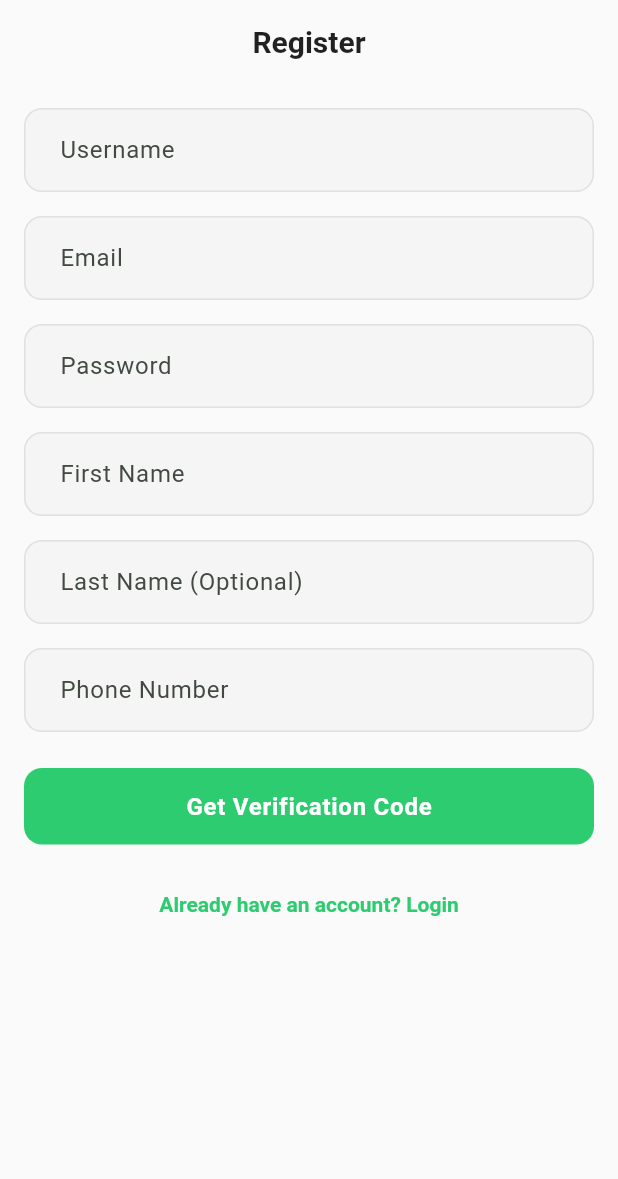
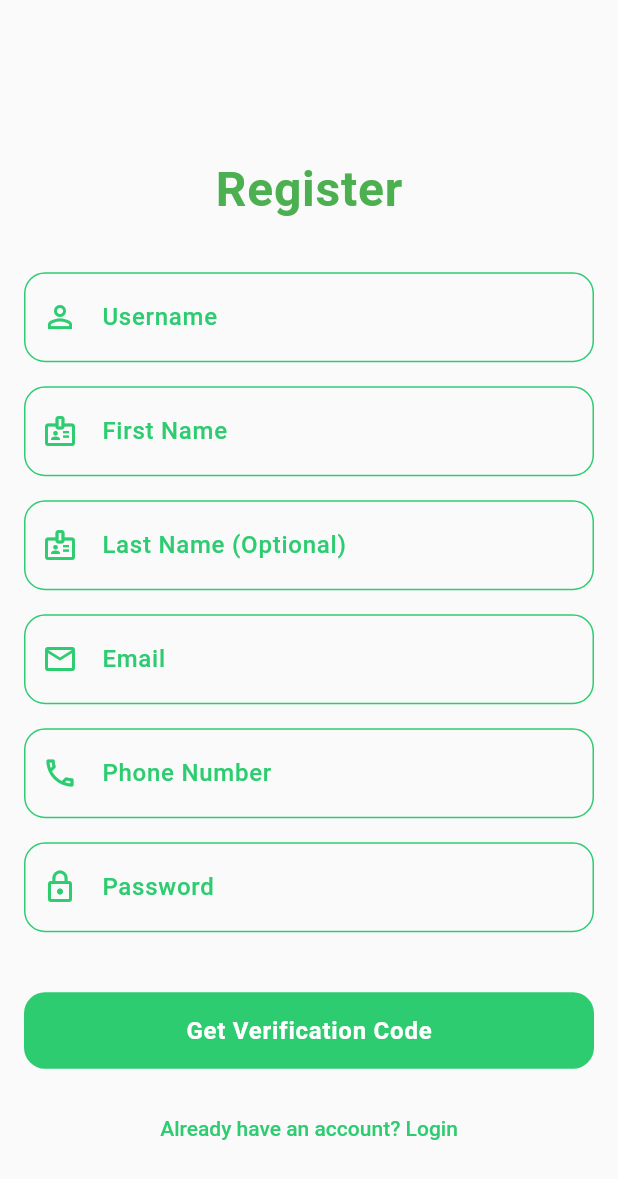
Before and after one commit to Force-Power-Infotech/bowlsace, a Flutter app: the RegisterScreen screen opened by its route, on a phone screen of 412 x 824 dp. Shown: the top 1179 px of the screen. Run offline on Flutter 3.47's test engine with Material 3 defaults, Android fonts, the light colour scheme and no system bars; our stand-ins replace connectivity_plus, flutter_secure_storage, get_it, shared_preferences; accounts and stored records are empty.

Commit message:
feat: Refactor RegisterScreen to improve UI with dynamic input decorations and enhanced layout

```diff
--- a/lib/ui/screens/auth/register_screen.dart
+++ b/lib/ui/screens/auth/register_screen.dart
@@ -2,6 +2,7 @@ import 'package:flutter/material.dart';
 import '../../../di/service_locator.dart';
 import '../../../repositories/auth_repository.dart';
 import '../../../api/api_error_handler.dart';
+import '../../theme/app_theme.dart';
 
 class RegisterScreen extends StatefulWidget {
   const RegisterScreen({super.key});
@@ -151,22 +152,69 @@ class _RegisterScreenState extends State<RegisterScreen> {
 
   @override
   Widget build(BuildContext context) {
+    final theme = Theme.of(context);
+  final accentColor = AppTheme.primaryGreen;
+    final isDark = theme.brightness == Brightness.dark;
+    InputDecoration _inputDecoration(String label, {String? hint, IconData? icon}) {
+      return InputDecoration(
+        labelText: label,
+        hintText: hint,
+        prefixIcon: icon != null ? Icon(icon, color: accentColor) : null,
+        filled: true,
+        fillColor: isDark ? Colors.grey[900] : Colors.grey[50],
+        labelStyle: TextStyle(color: accentColor, fontWeight: FontWeight.w500),
+        enabledBorder: OutlineInputBorder(
+          borderRadius: BorderRadius.circular(14),
+          borderSide: BorderSide(color: accentColor),
+        ),
+        focusedBorder: OutlineInputBorder(
+          borderRadius: BorderRadius.circular(14),
+          borderSide: BorderSide(color: accentColor, width: 2),
+        ),
+        errorBorder: OutlineInputBorder(
+          borderRadius: BorderRadius.circular(14),
+          borderSide: BorderSide(color: Colors.redAccent),
+        ),
+        focusedErrorBorder: OutlineInputBorder(
+          borderRadius: BorderRadius.circular(14),
+          borderSide: BorderSide(color: Colors.redAccent, width: 2),
+        ),
+        contentPadding: const EdgeInsets.symmetric(vertical: 18, horizontal: 16),
+      );
+    }
+
     return Scaffold(
       appBar: AppBar(
-        title: Text(_isPhoneVerificationStep ? 'Verify Phone' : 'Register'),
         automaticallyImplyLeading: false,
       ),
-      body: SingleChildScrollView(
+      body: Center(
+        child: SingleChildScrollView(
           padding: const EdgeInsets.all(16.0),
           child: Form(
             key: _formKey,
             child: Column(
               crossAxisAlignment: CrossAxisAlignment.stretch,
+              mainAxisSize: MainAxisSize.min,
               children: [
+                Padding(
+                  padding: const EdgeInsets.only(bottom: 32.0),
+                  child: FittedBox(
+                    fit: BoxFit.scaleDown,
+                    child: Text(
+                      _isPhoneVerificationStep ? 'Verify Phone' : 'Register',
+                      style: const TextStyle(
+                        color: Colors.green,
+                        fontSize: 32,
+                        fontWeight: FontWeight.bold,
+                        letterSpacing: 0.5,
+                      ),
+                    ),
+                  ),
+                ),
                 if (!_isPhoneVerificationStep) ...[
                   TextFormField(
                     controller: _usernameController,
-                  decoration: const InputDecoration(labelText: 'Username'),
+                    decoration: _inputDecoration('Username', icon: Icons.person_outline),
                     validator: (value) {
                       if (value == null || value.isEmpty) {
                         return 'Please enter a username';
@@ -176,8 +224,24 @@ class _RegisterScreenState extends State<RegisterScreen> {
                   ),
                   const SizedBox(height: 16),
                   TextFormField(
+                    controller: _firstNameController,
+                    decoration: _inputDecoration('First Name', icon: Icons.badge_outlined),
+                    validator: (value) {
+                      if (value == null || value.isEmpty) {
+                        return 'Please enter your first name';
+                      }
+                      return null;
+                    },
+                  ),
+                  const SizedBox(height: 16),
+                  TextFormField(
+                    controller: _lastNameController,
+                    decoration: _inputDecoration('Last Name (Optional)', icon: Icons.badge_outlined),
+                  ),
+                  const SizedBox(height: 16),
+                  TextFormField(
                     controller: _emailController,
-                  decoration: const InputDecoration(labelText: 'Email'),
+                    decoration: _inputDecoration('Email', icon: Icons.email_outlined),
                     keyboardType: TextInputType.emailAddress,
                     validator: (value) {
                       if (value == null || value.isEmpty) {
@@ -191,8 +255,20 @@ class _RegisterScreenState extends State<RegisterScreen> {
                   ),
                   const SizedBox(height: 16),
                   TextFormField(
+                    controller: _phoneController,
+                    decoration: _inputDecoration('Phone Number', hint: 'Enter your phone number', icon: Icons.phone_outlined),
+                    keyboardType: TextInputType.phone,
+                    validator: (value) {
+                      if (value == null || value.isEmpty) {
+                        return 'Please enter your phone number';
+                      }
+                      return null;
+                    },
+                  ),
+                  const SizedBox(height: 16),
+                  TextFormField(
                     controller: _passwordController,
-                  decoration: const InputDecoration(labelText: 'Password'),
+                    decoration: _inputDecoration('Password', icon: Icons.lock_outline),
                     obscureText: true,
                     validator: (value) {
                       if (value == null || value.isEmpty) {
@@ -205,46 +281,11 @@ class _RegisterScreenState extends State<RegisterScreen> {
                     },
                   ),
                   const SizedBox(height: 16),
-                TextFormField(
-                  controller: _firstNameController,
-                  decoration: const InputDecoration(labelText: 'First Name'),
-                  validator: (value) {
-                    if (value == null || value.isEmpty) {
-                      return 'Please enter your first name';
-                    }
-                    return null;
-                  },
-                ),
-                const SizedBox(height: 16),
-                TextFormField(
-                  controller: _lastNameController,
-                  decoration: const InputDecoration(
-                    labelText: 'Last Name (Optional)',
-                  ),
-                ),
-                const SizedBox(height: 16),
                 ],
-              TextFormField(
-                controller: _phoneController,
-                decoration: const InputDecoration(
-                  labelText: 'Phone Number',
-                  hintText: 'Enter your phone number',
-                ),
-                keyboardType: TextInputType.phone,
-                validator: (value) {
-                  if (value == null || value.isEmpty) {
-                    return 'Please enter your phone number';
-                  }
-                  return null;
-                },
-              ),
                 if (_isPhoneVerificationStep) ...[
                   const SizedBox(height: 16),
                   TextFormField(
-                  decoration: const InputDecoration(
-                    labelText: 'Verification Code',
-                    hintText: 'Enter the code sent to your phone',
-                  ),
+                    decoration: _inputDecoration('Verification Code', hint: 'Enter the code sent to your phone', icon: Icons.verified_outlined),
                     keyboardType: TextInputType.number,
                     onChanged: (value) {
                       setState(() {
@@ -270,6 +311,16 @@ class _RegisterScreenState extends State<RegisterScreen> {
                 ],
                 ElevatedButton(
                   onPressed: _isLoading ? null : _registerUser,
+                  style: ElevatedButton.styleFrom(
+                    backgroundColor: accentColor,
+                    foregroundColor: Colors.white,
+                    padding: const EdgeInsets.symmetric(vertical: 16),
+                    shape: RoundedRectangleBorder(
+                      borderRadius: BorderRadius.circular(14),
+                    ),
+                    elevation: 0,
+                    shadowColor: accentColor,
+                  ),
                   child: _isLoading
                       ? const SizedBox(
                           height: 20,
@@ -280,14 +331,19 @@ class _RegisterScreenState extends State<RegisterScreen> {
                           _isPhoneVerificationStep
                               ? 'Verify and Register'
                               : 'Get Verification Code',
+                          style: const TextStyle(fontWeight: FontWeight.bold, fontSize: 16),
                         ),
                 ),
                 const SizedBox(height: 16),
                 TextButton(
                   onPressed: _navigateToLogin,
-                child: const Text('Already have an account? Login'),
+                  child: Text(
+                    'Already have an account? Login',
+                    style: TextStyle(color: accentColor, fontWeight: FontWeight.w500),
+                  ),
                 ),
               ],
+            ),
           ),
         ),
       ),
```
Lines whose indentation alone changed are shown as unchanged.
